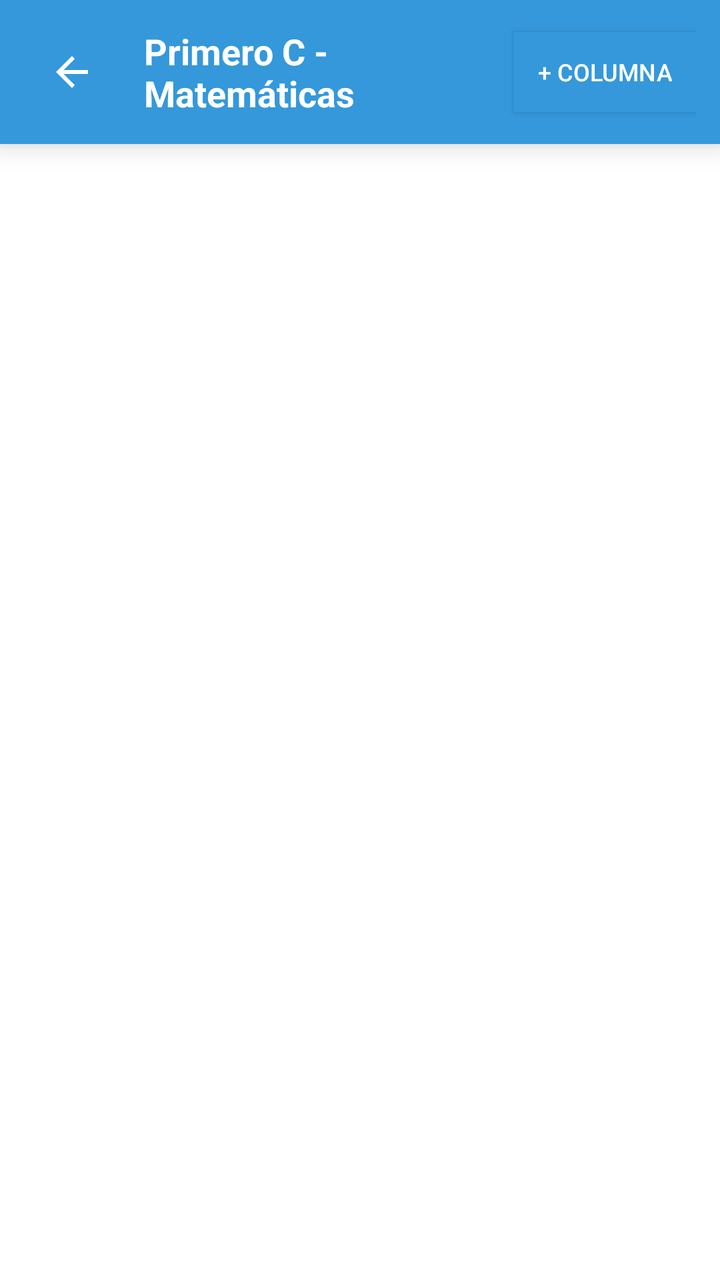
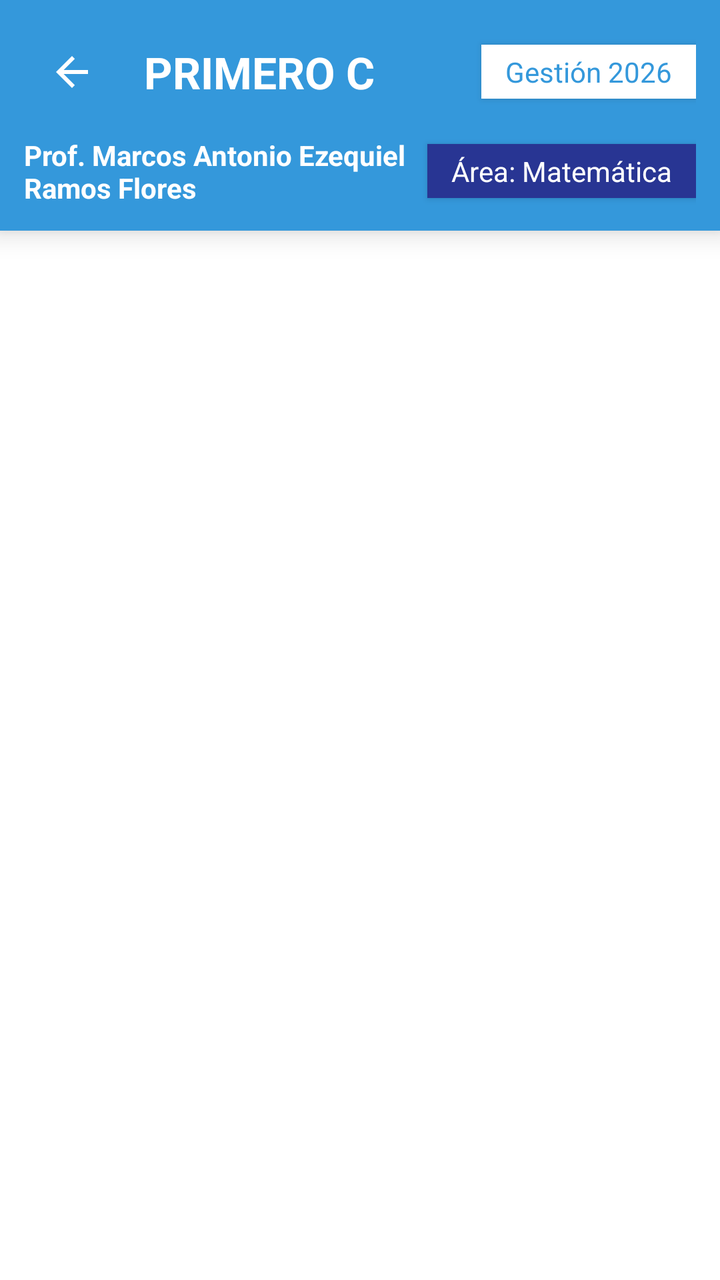

The first picture is an Android layout as it rendered before a commit; the second is the same layout after the commit. The layout source and the unified diff follow.
<!-- AndroidManifest.xml: application theme Theme.Colegio -->
<!-- res/layout/activity_primero.xml -->
<?xml version="1.0" encoding="utf-8"?>
<LinearLayout xmlns:android="http://schemas.android.com/apk/res/android"
    xmlns:app="http://schemas.android.com/apk/res-auto"
    android:layout_width="match_parent"
    android:layout_height="match_parent"
    android:orientation="vertical"
    android:background="@color/fondo_app">

    
    <LinearLayout
        android:id="@+id/headerLayout"
        android:layout_width="match_parent"
        android:layout_height="wrap_content"
        android:orientation="horizontal"
        android:background="@color/curso_primero"
        android:padding="12dp"
        android:elevation="8dp"
        android:gravity="center_vertical">

        <androidx.appcompat.widget.AppCompatImageButton
            android:id="@+id/btnBack"
            android:layout_width="48dp"
            android:layout_height="48dp"
            android:src="@drawable/ic_arrow_back"
            android:background="?attr/selectableItemBackgroundBorderless"
            android:tint="@android:color/white"
            android:contentDescription="Regresar" />

        <TextView
            android:id="@+id/tvTituloCurso"
            android:layout_width="0dp"
            android:layout_height="wrap_content"
            android:layout_weight="1"
            android:text="Primero C - Matemáticas"
            android:textSize="18sp"
            android:textColor="@android:color/white"
            android:textStyle="bold"
            android:layout_marginStart="12dp" />

        
        
        <Button
            android:id="@+id/btnAgregarColumna"
            android:layout_width="wrap_content"
            android:layout_height="40dp"
            android:text="+ Columna"
            android:background="@color/curso_primero"
            android:textColor="@android:color/white"
            android:paddingStart="12dp"
            android:paddingEnd="12dp"
            android:textSize="12sp"
            android:elevation="2dp" />

    </LinearLayout>

    
    <LinearLayout
        android:id="@+id/contenedorPrincipal"
        android:layout_width="match_parent"
        android:layout_height="0dp"
        android:layout_weight="1"
        android:orientation="horizontal">

        
        <ScrollView
            android:id="@+id/scrollFijaVertical"
            android:layout_width="wrap_content"
            android:layout_height="match_parent"
            android:scrollbars="vertical"
            android:background="@android:color/white">

            <TableLayout
                android:id="@+id/tablaFija"
                android:layout_width="wrap_content"
                android:layout_height="wrap_content"
                android:stretchColumns="false" />
        </ScrollView>

        
        <HorizontalScrollView
            android:id="@+id/scrollHorizontal"
            android:layout_width="0dp"
            android:layout_height="match_parent"
            android:layout_weight="1"
            android:scrollbars="horizontal|vertical"
            android:background="@android:color/white">

            <ScrollView
                android:id="@+id/scrollVertical"
                android:layout_width="wrap_content"
                android:layout_height="match_parent"
                android:scrollbars="vertical">

                <TableLayout
                    android:id="@+id/tablaNotas"
                    android:layout_width="wrap_content"
                    android:layout_height="wrap_content"
                    android:stretchColumns="false" />
            </ScrollView>
        </HorizontalScrollView>
    </LinearLayout>

</LinearLayout>
<!-- resources referenced by this layout -->
<resources>
  <color name="curso_primero">#3498DB</color>
  <color name="fondo_app">#F5F7FA</color>
  <!-- drawable ic_arrow_back (drawable) -->
  <?xml version="1.0" encoding="utf-8"?>
  <vector xmlns:android="http://schemas.android.com/apk/res/android"
      android:width="24dp"
      android:height="24dp"
      android:viewportWidth="24"
      android:viewportHeight="24">
      <path
          android:fillColor="#FFFFFF"
          android:pathData="M20,11H7.83l5.59,-5.59L12,4l-8,8 8,8 1.41,-1.41L7.83,13H20v-2z"/>
  </vector>
  <style name="Theme.Colegio" parent="Theme.MaterialComponents.DayNight.NoActionBar">
          
          <item name="colorPrimary">@color/purple_500</item>
          <item name="colorPrimaryVariant">@color/purple_700</item>
          <item name="colorOnPrimary">@color/white</item>
          
          <item name="colorSecondary">@color/teal_200</item>
          <item name="colorSecondaryVariant">@color/teal_700</item>
          <item name="colorOnSecondary">@color/black</item>
          
          <item name="android:statusBarColor">?attr/colorPrimaryVariant</item>
          
      </style>
  <color name="purple_500">#FF6200EE</color>
  <color name="purple_700">#FF3700B3</color>
  <color name="white">#FFFFFFFF</color>
  <color name="teal_200">#FF03DAC5</color>
  <color name="teal_700">#FF018786</color>
  <color name="black">#FF000000</color>
</resources>

<!-- the commit's change to res/layout/activity_primero.xml (unified diff, before → after) -->
@@ -1,58 +1,100 @@
 <?xml version="1.0" encoding="utf-8"?>
 <LinearLayout xmlns:android="http://schemas.android.com/apk/res/android"
-    xmlns:app="http://schemas.android.com/apk/res-auto"
     android:layout_width="match_parent"
     android:layout_height="match_parent"
     android:orientation="vertical"
     android:background="@color/fondo_app">
 
     
+    
+    
     <LinearLayout
-        android:id="@+id/headerLayout"
         android:layout_width="match_parent"
         android:layout_height="wrap_content"
-        android:orientation="horizontal"
+        android:orientation="vertical"
         android:background="@color/curso_primero"
-        android:padding="12dp"
         android:elevation="8dp"
-        android:gravity="center_vertical">
-
-        <androidx.appcompat.widget.AppCompatImageButton
-            android:id="@+id/btnBack"
-            android:layout_width="48dp"
-            android:layout_height="48dp"
-            android:src="@drawable/ic_arrow_back"
-            android:background="?attr/selectableItemBackgroundBorderless"
-            android:tint="@android:color/white"
-            android:contentDescription="Regresar" />
-
-        <TextView
-            android:id="@+id/tvTituloCurso"
-            android:layout_width="0dp"
-            android:layout_height="wrap_content"
-            android:layout_weight="1"
-            android:text="Primero C - Matemáticas"
-            android:textSize="18sp"
-            android:textColor="@android:color/white"
-            android:textStyle="bold"
-            android:layout_marginStart="12dp" />
+        android:padding="12dp">
 
         
+        <LinearLayout
+            android:layout_width="match_parent"
+            android:layout_height="wrap_content"
+            android:orientation="horizontal"
+            android:gravity="center_vertical">
+
+            <androidx.appcompat.widget.AppCompatImageButton
+                android:id="@+id/btnBack"
+                android:layout_width="48dp"
+                android:layout_height="48dp"
+                android:src="@drawable/ic_arrow_back"
+                android:background="?attr/selectableItemBackgroundBorderless"
+                android:tint="@android:color/white"
+                android:contentDescription="Regresar" />
+
+            <TextView
+                android:id="@+id/tvTituloCurso"
+                android:layout_width="0dp"
+                android:layout_height="wrap_content"
+                android:layout_weight="1"
+                android:text="PRIMERO C"
+                android:textSize="22sp"
+                android:textColor="@android:color/white"
+                android:textStyle="bold"
+                android:layout_marginStart="12dp" />
+
+            <TextView
+                android:id="@+id/tvGestion"
+                android:layout_width="wrap_content"
+                android:layout_height="wrap_content"
+                android:text="Gestión 2026"
+                android:textSize="14sp"
+                android:background="@android:color/white"
+                android:textColor="@color/curso_primero"
+                android:paddingStart="12dp"
+                android:paddingEnd="12dp"
+                android:paddingTop="4dp"
+                android:paddingBottom="4dp"
+                android:backgroundTint="#FFFFFF"
+                android:elevation="2dp" />
+        </LinearLayout>
+
         
-        <Button
-            android:id="@+id/btnAgregarColumna"
-            android:layout_width="wrap_content"
-            android:layout_height="40dp"
-            android:text="+ Columna"
-            android:background="@color/curso_primero"
-            android:textColor="@android:color/white"
-            android:paddingStart="12dp"
-            android:paddingEnd="12dp"
-            android:textSize="12sp"
-            android:elevation="2dp" />
+        <LinearLayout
+            android:layout_width="match_parent"
+            android:layout_height="wrap_content"
+            android:orientation="horizontal"
+            android:layout_marginTop="8dp"
+            android:gravity="center_vertical">
 
+            <TextView
+                android:id="@+id/tvMaestro"
+                android:layout_width="0dp"
+                android:layout_height="wrap_content"
+                android:layout_weight="1"
+                android:text="Prof. Marcos Antonio Ezequiel Ramos Flores"
+                android:textSize="14sp"
+                android:textColor="@android:color/white"
+                android:textStyle="bold" />
+
+            <TextView
+                android:id="@+id/tvArea"
+                android:layout_width="wrap_content"
+                android:layout_height="wrap_content"
+                android:text="Área: Matemática"
+                android:textSize="14sp"
+                android:textColor="@android:color/white"
+                android:background="@color/color_secundario"
+                android:paddingStart="12dp"
+                android:paddingEnd="12dp"
+                android:paddingTop="4dp"
+                android:paddingBottom="4dp"
+                android:elevation="2dp" />
+        </LinearLayout>
     </LinearLayout>
 
+    
+    
     
     <LinearLayout
         android:id="@+id/contenedorPrincipal"
<!-- resource entries referenced after the edit -->
@@ -1,5 +1,6 @@
 <!-- resources referenced by this layout -->
 <resources>
+  <color name="color_secundario">#283593</color>
   <color name="curso_primero">#3498DB</color>
   <color name="fondo_app">#F5F7FA</color>
   <!-- drawable ic_arrow_back (drawable) -->
